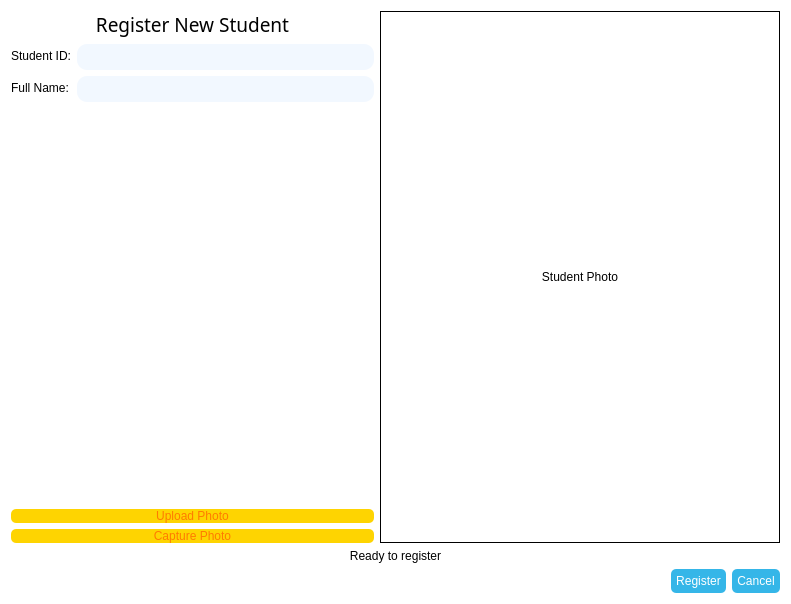
The window that Face-Recogntion-PyQt/Face_Detection_PyQt_Final/register_window.ui (thaontp234112e/Project) describes before a commit, drawn with Qt 5.
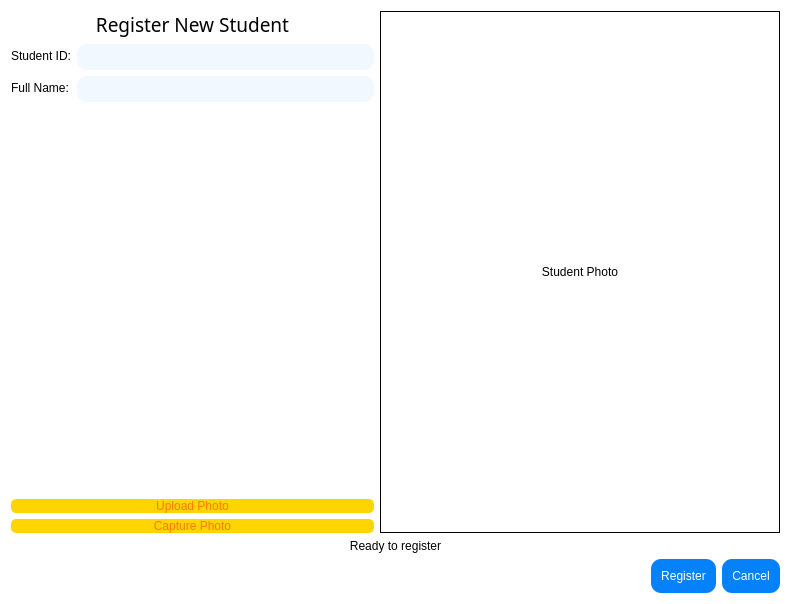
The same window after the commit.

```diff
--- a/Face-Recogntion-PyQt/Face_Detection_PyQt_Final/register_window.ui
+++ b/Face-Recogntion-PyQt/Face_Detection_PyQt_Final/register_window.ui
@@ -234,11 +234,11 @@
        </property>
        <property name="styleSheet">
         <string notr="true">QPushButton {
-    background-color: #35B6E8; /* Màu nền mặc định */
+    background-color: #0581F9; /* Màu nền mặc định */
 	color: rgb(255, 255, 255);
-    border-radius: 5px;
-	font: 57 10pt &quot;Montserrat Medium&quot;;
-    padding: 5px;
+	font: 8pt &quot;CocogooseProTrial Semilight&quot;;
+    border-radius: 10px;
+    padding: 10px;
 
 }
 
@@ -251,9 +251,7 @@
     background-color: #35B6E8; /* Màu khi nhấn */
 }
 
-QPushButton:focus {
-    border: 5px solid #A3E3FC; /* Viền khi nút được focus */
-}
+
 </string>
        </property>
        <property name="text">
@@ -271,11 +269,11 @@
        </property>
        <property name="styleSheet">
         <string notr="true">QPushButton {
-    background-color: #35B6E8; /* Màu nền mặc định */
+    background-color: #0581F9; /* Màu nền mặc định */
 	color: rgb(255, 255, 255);
-    border-radius: 5px;
-	font: 57 10pt &quot;Montserrat Medium&quot;;
-    padding: 5px;
+	font: 8pt &quot;CocogooseProTrial Semilight&quot;;
+    border-radius: 10px;
+    padding: 10px;
 
 }
 
@@ -288,9 +286,7 @@
     background-color: #35B6E8; /* Màu khi nhấn */
 }
 
-QPushButton:focus {
-    border: 5px solid #A3E3FC; /* Viền khi nút được focus */
-}
+
 </string>
        </property>
        <property name="text">
```
Left out of the diff: 8 changed lines with no effect on the pictures.
